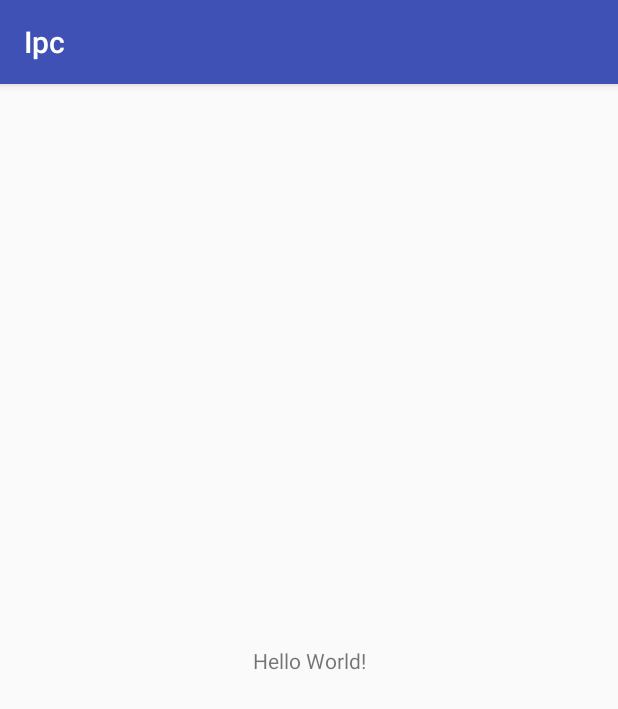
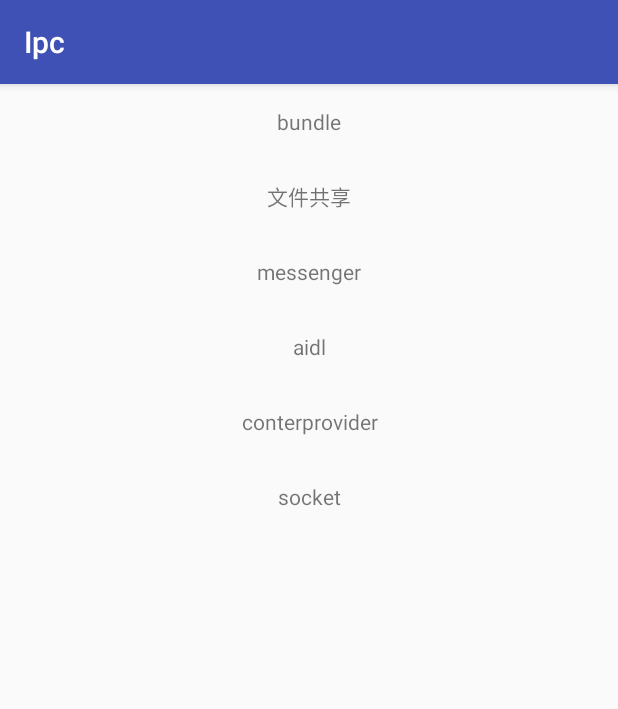
Before and after one commit to liujiyi/Ipcdemo, an Android app: the screen it shows after launch (MainActivity), on a phone screen of 412 x 824 dp. Shown: the top 709 px of the screen. Run offline under Robolectric (Android 15) with nearby library versions, the phone set to English and light mode, and no system bars.

Commit message:
aidl简单测试demo

```diff
--- a/app/src/main/res/layout/activity_main.xml
+++ b/app/src/main/res/layout/activity_main.xml
@@ -1,18 +1,52 @@
 <?xml version="1.0" encoding="utf-8"?>
-<android.support.constraint.ConstraintLayout xmlns:android="http://schemas.android.com/apk/res/android"
+<LinearLayout xmlns:android="http://schemas.android.com/apk/res/android"
     xmlns:app="http://schemas.android.com/apk/res-auto"
     xmlns:tools="http://schemas.android.com/tools"
     android:layout_width="match_parent"
     android:layout_height="match_parent"
+    android:orientation="vertical"
     tools:context="com.example.liudachuia.ipc.MainActivity">
 
     <TextView
-        android:layout_width="wrap_content"
-        android:layout_height="wrap_content"
-        android:text="Hello World!"
-        app:layout_constraintBottom_toBottomOf="parent"
-        app:layout_constraintLeft_toLeftOf="parent"
-        app:layout_constraintRight_toRightOf="parent"
-        app:layout_constraintTop_toTopOf="parent" />
+        android:layout_width="match_parent"
+        android:layout_height="50dp"
+        android:text="bundle"
+        android:gravity="center"
+        android:onClick="bundle"/>
 
-</android.support.constraint.ConstraintLayout>
+    <TextView
+        android:layout_width="match_parent"
+        android:layout_height="50dp"
+        android:text="文件共享"
+        android:gravity="center"
+        android:onClick="file"/>
+
+    <TextView
+        android:layout_width="match_parent"
+        android:layout_height="50dp"
+        android:text="messenger"
+        android:gravity="center"
+        android:onClick="messenger"/>
+
+    <TextView
+        android:layout_width="match_parent"
+        android:layout_height="50dp"
+        android:text="aidl"
+        android:gravity="center"
+        android:onClick="aidl"/>
+
+    <TextView
+        android:layout_width="match_parent"
+        android:layout_height="50dp"
+        android:text="conterprovider"
+        android:gravity="center"
+        android:onClick="conterprovider"/>
+
+    <TextView
+        android:layout_width="match_parent"
+        android:layout_height="50dp"
+        android:text="socket"
+        android:gravity="center"
+        android:onClick="socket"/>
+
+</LinearLayout>
```
Also changed, not shown: app/src/main/AndroidManifest.xml (+12 -0 lines), app/src/main/java/com/example/liudachuia/ipc/MainActivity.java (+71 -0 lines), app/src/main/java/com/example/liudachuia/ipc/aidl/Book.java (added, +56 -0 lines), app/src/main/java/com/example/liudachuia/ipc/aidl/BookManagerActivity.java (added, +87 -0 lines), app/src/main/java/com/example/liudachuia/ipc/aidl/BookManagerSevice.java (added, +48 -0 lines), app/src/main/java/com/example/liudachuia/ipc/bean/Book.java (added, +55 -0 lines), app/src/main/java/com/example/liudachuia/ipc/bundle/BundleAProcessActivity.java (added, +42 -0 lines), app/src/main/java/com/example/liudachuia/ipc/bundle/BundleBProcessActivity.java (added, +39 -0 lines), app/src/main/java/com/example/liudachuia/ipc/utils/MyConstants.java (added, +15 -0 lines), app/src/main/java/com/example/liudachuia/ipc/utils/MyUtils.java (added, +42 -0 lines), app/src/main/res/layout/activity_bundle_a.xml (added, +25 -0 lines), app/src/main/aidl/com/example/liudachuia/ipc/aidl/Book.aidl (added), app/src/main/aidl/com/example/liudachuia/ipc/aidl/IBookManager.aidl (added).
